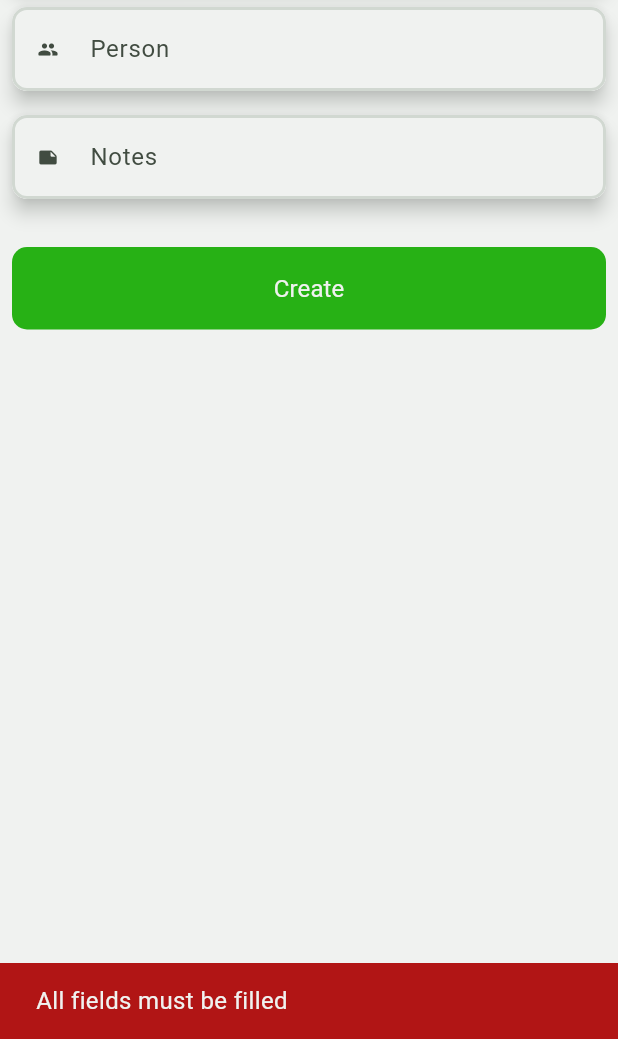
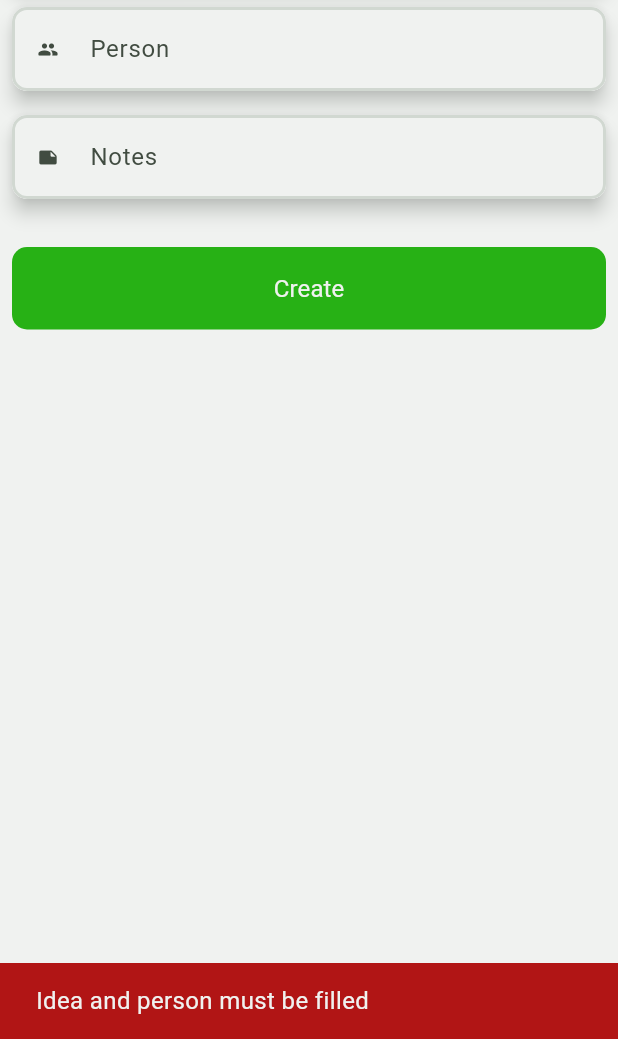
Before and after one commit to Kenz-code/meal_planner, a Flutter app: the NewIdea screen opened by its route, after a tap on "Create", on a phone screen of 412 x 824 dp, the part 197-1236 px from its top. Run offline on Flutter 3.47's test engine with Material 3 defaults, Android fonts, the phone set to English and light mode, and no system bars; our stand-ins replace cloud_firestore, easy_dynamic_theme, firebase_auth, firebase_core, flutter_spinkit and 2 more; missing offline and left inert: dart:ffi, onboarding; accounts and stored records are empty; Roboto replaces fonts that are missing (OpenSans).

Commit message:
1.5.4
-Fix mandatory items when creating something
-Show text when nothing in meals, groceries, etc.

```diff
--- a/lib/pages/tabs/grocery.dart
+++ b/lib/pages/tabs/grocery.dart
@@ -85,6 +85,29 @@ class _GroceryState extends State<Grocery> {
     grocery_list = data["grocery_list"];
     sort_groceries();
 
+    // if no meals, do this \/
+    if (grocery_list.isEmpty) {
+      return Scaffold(
+        drawer: CustomDrawer(index: 1),
+        appBar: MealAppbar(
+          label: "Grocery List",
+          darkMode: MealApp.of(context).darkMode!,
+        ),
+        body: Padding(
+          padding: const EdgeInsets.symmetric(horizontal: 8.0),
+          child: MealRefresh(
+              onRefresh: _onRefresh,
+              child: Center(child: MealText.body("Press the + to create a grocery.",))
+          ),
+
+        ),
+        floatingActionButton: MealFloatingButton(
+          onPressed: new_grocery,
+          child: Icon(Icons.add_rounded),
+        ),
+      );
+    }
+
     return Scaffold(
       drawer: CustomDrawer(index: 1),
       appBar: MealAppbar(
@@ -128,7 +151,6 @@ class Category extends StatelessWidget {
     // show nothing if there is no groceries
     if (groceries.isEmpty){return SizedBox.shrink();}
 
-    var head_theme = Theme.of(context).textTheme.titleMedium;
 
     return Column(
       mainAxisSize: MainAxisSize.min,
--- a/lib/pages/tabs/new_grocery.dart
+++ b/lib/pages/tabs/new_grocery.dart
@@ -66,7 +66,7 @@ class _NewGroceryState extends State<NewGrocery> {
 
     // check for blank
     if (nameController.text == '') {
-      ScaffoldMessenger.of(context).showSnackBar(MealSnackbar.configure(context, 'All fields must be filled'));
+      ScaffoldMessenger.of(context).showSnackBar(MealSnackbar.configure(context, 'Item must be filled'));
       return;
     }
 
--- a/lib/pages/tabs/new_idea.dart
+++ b/lib/pages/tabs/new_idea.dart
@@ -52,7 +52,7 @@ class _NewMealState extends State<NewIdea> {
     // make sure nothing is blank
     if (nameController.text == "" || personController.text == "") {
       // show snack bar message
-      ScaffoldMessenger.of(context).showSnackBar(MealSnackbar.configure(context, 'All fields must be filled'));
+      ScaffoldMessenger.of(context).showSnackBar(MealSnackbar.configure(context, 'Idea and person must be filled'));
       return;
     }
 
--- a/pubspec.yaml
+++ b/pubspec.yaml
@@ -16,7 +16,7 @@ publish_to: 'none' # Remove this line if you wish to publish to pub.dev
 # https://developer.apple.com/library/archive/documentation/General/Reference/InfoPlistKeyReference/Articles/CoreFoundationKeys.html
 # In Windows, build-name is used as the major, minor, and patch parts
 # of the product and file versions while build-number is used as the build suffix.
-version: 1.5.3
+version: 1.5.4
 
 environment:
   sdk: '>=3.2.3 <4.0.0'
```
Also changed, not shown: lib/pages/tabs/ideas.dart (+23 -0 lines), lib/pages/tabs/meals.dart (+23 -0 lines), lib/pages/tabs/new_meal.dart (+6 -7 lines).
